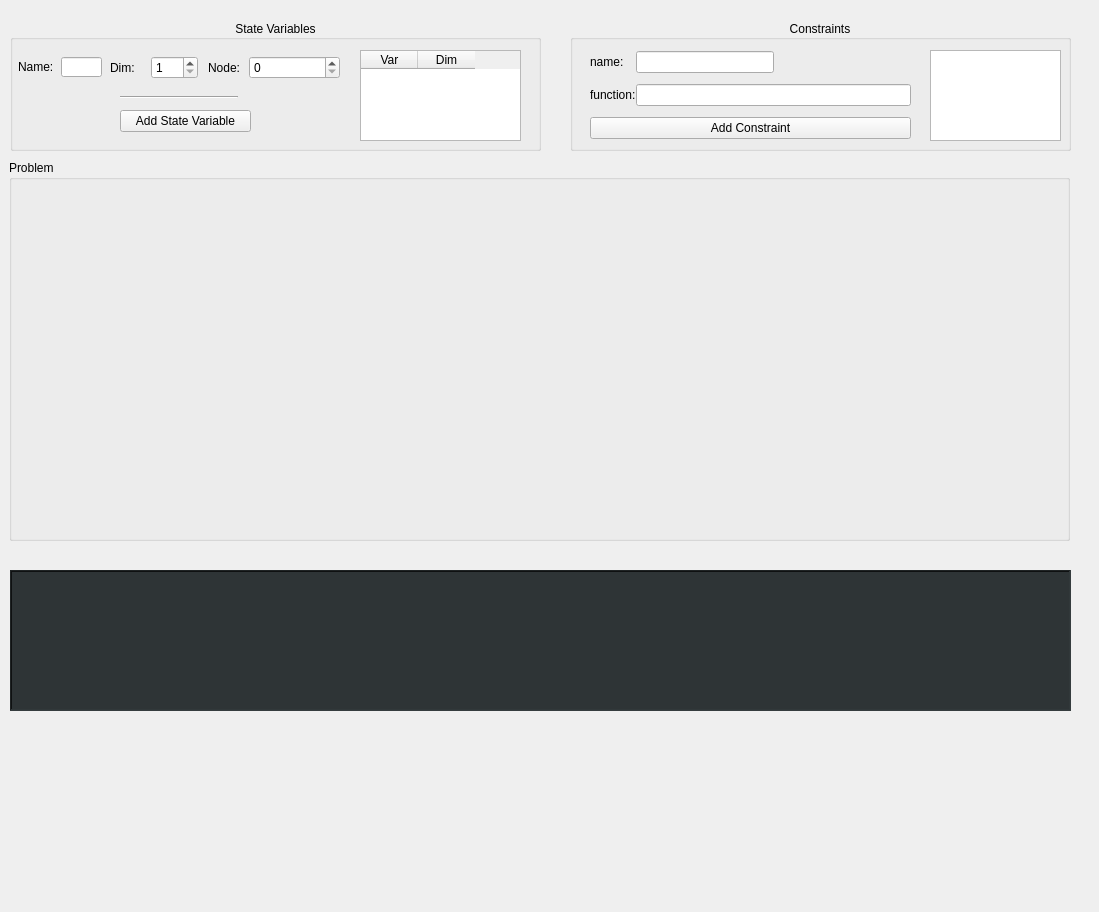
First picture: the form in ui/widget1.ui, repository FrancescoRuscelli/horizon, before the edit.
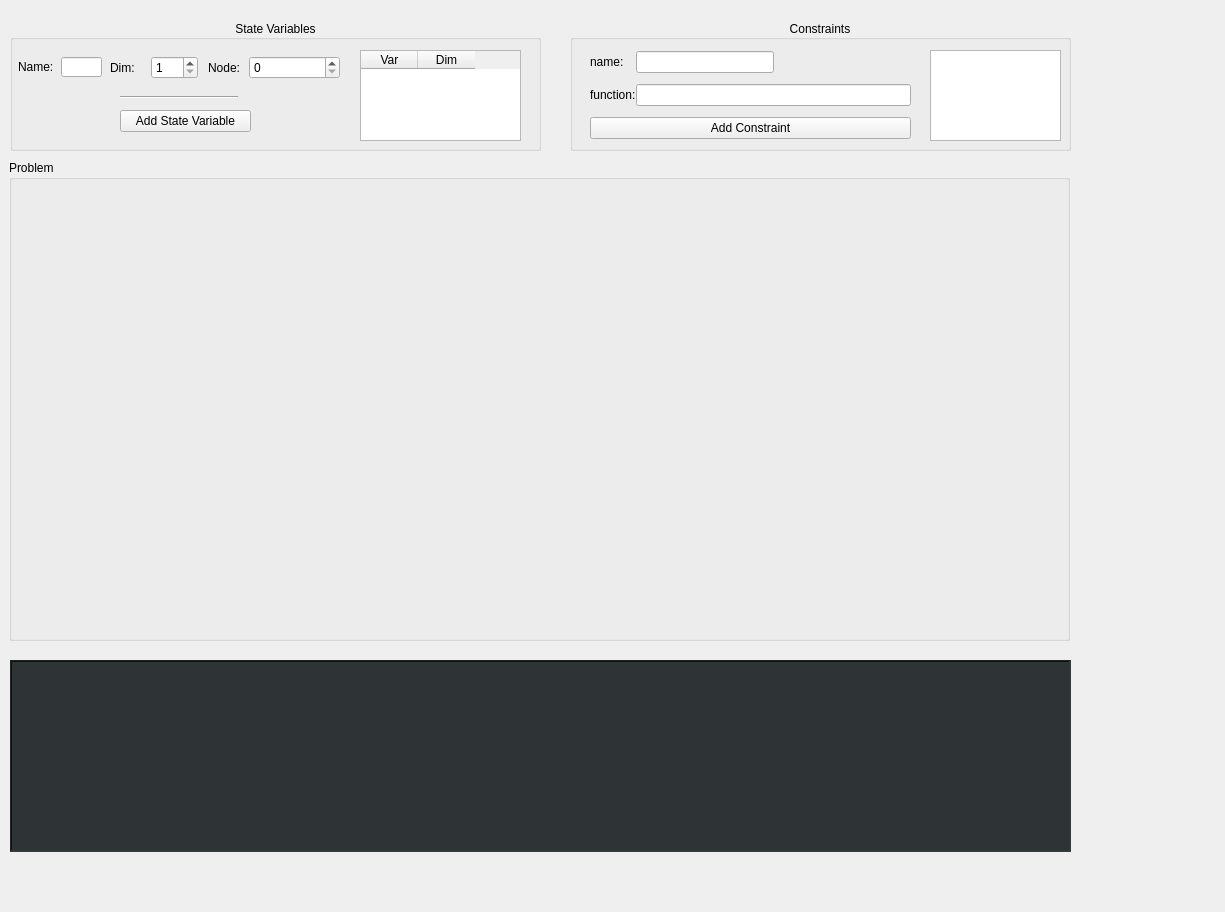
Second picture: the form after the edit. Icons and pictures are not drawn. Custom widgets are drawn as their Qt base class.

Commit message: updated widget_ui with console_logger

Diff of the .ui file:
```diff
--- a/ui/widget1.ui
+++ b/ui/widget1.ui
@@ -6,7 +6,7 @@
    <rect>
     <x>0</x>
     <y>0</y>
-    <width>1099</width>
+    <width>1225</width>
     <height>912</height>
    </rect>
   </property>
@@ -337,20 +337,20 @@
      <x>9</x>
      <y>160</y>
      <width>1061</width>
-     <height>381</height>
+     <height>481</height>
     </rect>
    </property>
    <property name="title">
     <string>Problem</string>
    </property>
   </widget>
-  <widget class="QTextEdit" name="codeStream">
+  <widget class="ConsoleLogger" name="consoleLogger">
    <property name="geometry">
     <rect>
      <x>10</x>
-     <y>570</y>
+     <y>660</y>
      <width>1061</width>
-     <height>141</height>
+     <height>192</height>
     </rect>
    </property>
    <property name="font">
@@ -419,6 +419,11 @@
    <extends>QTableWidget</extends>
    <header>custom_widgets/box_state_var.h</header>
   </customwidget>
+  <customwidget>
+   <class>ConsoleLogger</class>
+   <extends>QTextEdit</extends>
+   <header>custom_widgets/console_logger.h</header>
+  </customwidget>
  </customwidgets>
  <tabstops>
   <tabstop>SVNameInput</tabstop>
```
The commit also changes 2 other files.
